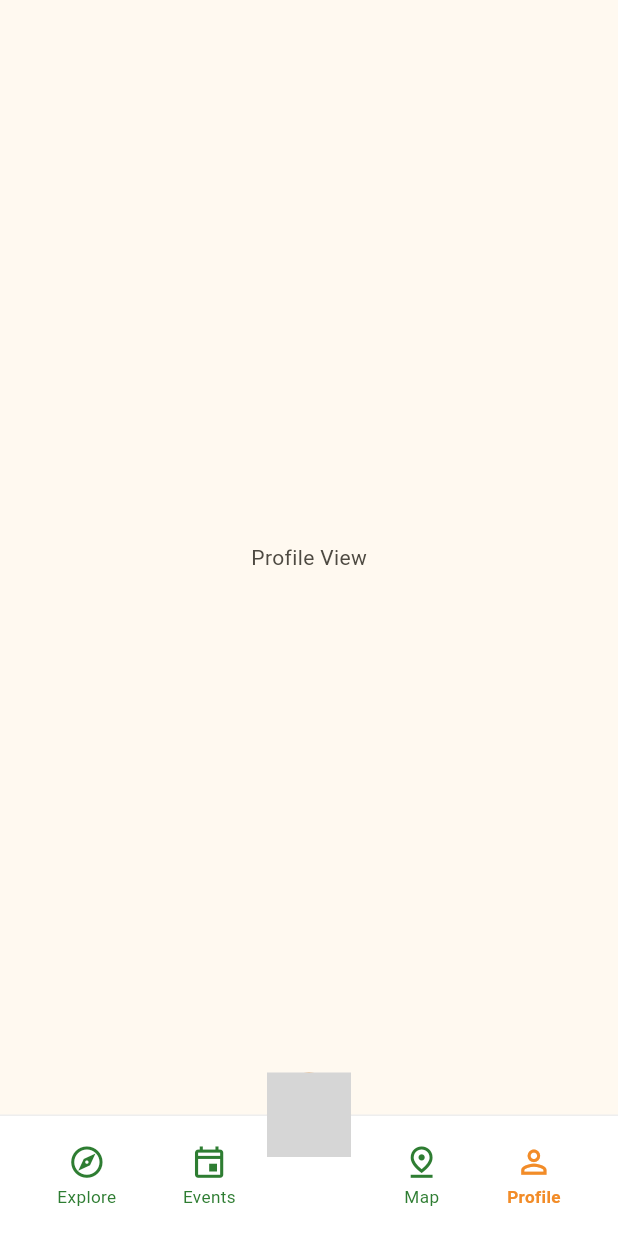
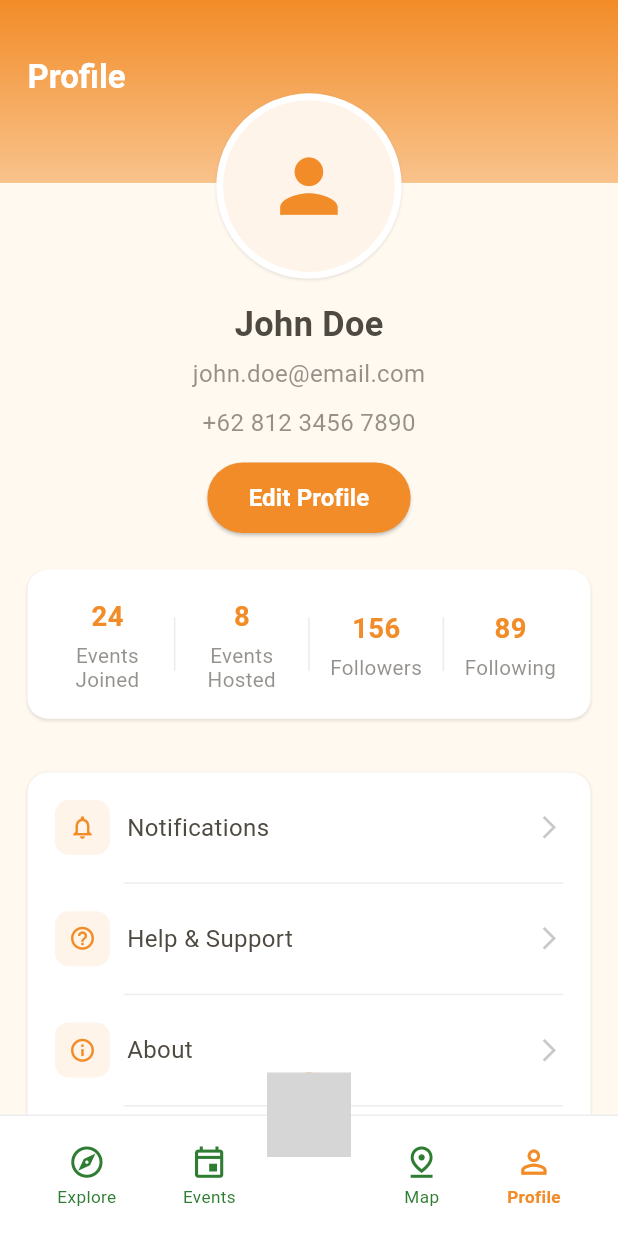
Before and after one commit to srgjo27/event_booking, a Flutter app: the MainView screen opened by its route, swiped to page 4, on a phone screen of 412 x 824 dp. Run offline on Flutter 3.47's test engine with Material 3 defaults, Android fonts, the phone set to English and light mode, and no system bars; our stand-ins replace flutter_map, flutter_screenutil, flutter_svg, latlong2, pinput, stacked and 2 more; statements that could not run were skipped; grey boxes are pictures that could not be loaded.

Commit message:
feat: create ui profile view and widget

```diff
--- a/lib/ui/views/home/widgets/home_event_card_widget.dart
+++ b/lib/ui/views/home/widgets/home_event_card_widget.dart
@@ -21,7 +21,8 @@ class HomeEventCardWidget extends StatelessWidget {
     return Container(
       width: 232.w,
       decoration: BoxDecoration(
-        borderRadius: BorderRadius.circular(18.r),
+        color: Colors.white,
+        borderRadius: BorderRadius.circular(12.r),
         border: Border.all(color: Colors.grey.shade200, width: 1.w),
       ),
       child: Column(
@@ -42,7 +43,7 @@ class HomeEventCardWidget extends StatelessWidget {
       margin: EdgeInsets.fromLTRB(8.w, 8.h, 8.w, 0),
       decoration: BoxDecoration(
         color: CategoryUtils.getCategoryColor(event.category),
-        borderRadius: BorderRadius.circular(12.r),
+        borderRadius: BorderRadius.circular(8.r),
       ),
       child: Stack(
         children: [
--- a/lib/ui/views/main/main_view.dart
+++ b/lib/ui/views/main/main_view.dart
@@ -4,6 +4,7 @@ import 'package:event_booking/ui/common/bottom_nav_bar.dart';
 import 'package:event_booking/ui/views/events/events_view.dart';
 import 'package:event_booking/ui/views/home/home_view.dart';
 import 'package:event_booking/ui/views/map/map_view.dart';
+import 'package:event_booking/ui/views/profile/profile_view.dart';
 import 'package:flutter/material.dart';
 import 'package:flutter_svg/svg.dart';
 import 'package:stacked/stacked.dart';
@@ -24,7 +25,7 @@ class MainView extends StackedView<MainViewModel> {
           HomeView(),
           EventsView(),
           MapView(),
-          Center(child: Text('Profile View')),
+          ProfileView(),
         ],
       ),
       bottomNavigationBar: CustomBottomNavBar(
--- a/lib/ui/views/map/widgets/background_overlay.dart
+++ b/lib/ui/views/map/widgets/background_overlay.dart
@@ -13,7 +13,7 @@ class BackgroundOverlay extends StatelessWidget {
     return GestureDetector(
       onTap: onTap,
       child: Container(
-        color: Colors.black.withOpacity(0.5),
+        color: Colors.black.withAlpha(100),
       ),
     );
   }
--- a/lib/ui/views/map/widgets/event_details_sheet.dart
+++ b/lib/ui/views/map/widgets/event_details_sheet.dart
@@ -16,7 +16,7 @@ class EventDetailsSheet extends StatelessWidget {
     return Container(
       decoration: BoxDecoration(
         color: Colors.white,
-        borderRadius: BorderRadius.vertical(top: Radius.circular(20.r)),
+        borderRadius: BorderRadius.vertical(top: Radius.circular(24.r)),
       ),
       child: SingleChildScrollView(
         padding: EdgeInsets.all(16.w),
@@ -24,7 +24,6 @@ class EventDetailsSheet extends StatelessWidget {
           crossAxisAlignment: CrossAxisAlignment.start,
           mainAxisSize: MainAxisSize.min,
           children: [
-            // Handle bar
             Center(
               child: Container(
                 width: 40.w,
@@ -36,19 +35,13 @@ class EventDetailsSheet extends StatelessWidget {
               ),
             ),
             SizedBox(height: 16.h),
-
-            // Event Name
             Text(
               selectedEvent.title,
-              style: TextStyle(
-                fontSize: 20.sp,
-                fontWeight: FontWeight.bold,
-                color: Colors.black87,
-              ),
+              style: Theme.of(context).textTheme.headlineSmall?.copyWith(
+                    fontWeight: FontWeight.bold,
+                  ),
             ),
-            SizedBox(height: 8.h),
-
-            // Event Date and Time
+            SizedBox(height: 12.h),
             Row(
               children: [
                 Icon(
@@ -59,16 +52,14 @@ class EventDetailsSheet extends StatelessWidget {
                 SizedBox(width: 8.w),
                 Text(
                   selectedEvent.date,
-                  style: TextStyle(
-                    fontSize: 14.sp,
-                    color: Colors.black54,
-                  ),
+                  style: Theme.of(context)
+                      .textTheme
+                      .bodyMedium
+                      ?.copyWith(fontSize: 14.sp),
                 ),
               ],
             ),
             SizedBox(height: 8.h),
-
-            // Event Location
             Row(
               children: [
                 Icon(
@@ -80,58 +71,45 @@ class EventDetailsSheet extends StatelessWidget {
                 Expanded(
                   child: Text(
                     selectedEvent.location,
-                    style: TextStyle(
-                      fontSize: 14.sp,
-                      color: Colors.black54,
-                    ),
+                    style: Theme.of(context)
+                        .textTheme
+                        .bodyMedium
+                        ?.copyWith(fontSize: 14.sp),
                   ),
                 ),
               ],
             ),
             SizedBox(height: 16.h),
-
-            // Event Description
             Text(
               selectedEvent.description,
-              style: TextStyle(
-                fontSize: 14.sp,
-                color: Colors.black87,
-                height: 1.5,
-              ),
+              style: Theme.of(context).textTheme.bodyLarge,
             ),
-            SizedBox(height: 24.h),
-
-            // Action Buttons
+            SizedBox(height: 20.h),
             Row(
               children: [
                 Expanded(
                   child: OutlinedButton(
-                    onPressed: () {
-                      // Handle save event
-                    },
+                    onPressed: () {},
                     style: OutlinedButton.styleFrom(
                       padding: EdgeInsets.symmetric(vertical: 12.h),
-                      side: BorderSide(color: AppColors.primary),
+                      side: BorderSide(color: AppColors.primary, width: 1.5.w),
                       shape: RoundedRectangleBorder(
                         borderRadius: BorderRadius.circular(8.r),
                       ),
                     ),
                     child: Text(
                       'Save Event',
-                      style: TextStyle(
-                        color: AppColors.primary,
-                        fontSize: 14.sp,
-                        fontWeight: FontWeight.w600,
-                      ),
+                      style: Theme.of(context)
+                          .textTheme
+                          .titleMedium
+                          ?.copyWith(color: AppColors.primary),
                     ),
                   ),
                 ),
                 SizedBox(width: 12.w),
                 Expanded(
                   child: ElevatedButton(
-                    onPressed: () {
-                      // Handle view details
-                    },
+                    onPressed: () {},
                     style: ElevatedButton.styleFrom(
                       backgroundColor: AppColors.primary,
                       padding: EdgeInsets.symmetric(vertical: 12.h),
@@ -141,11 +119,10 @@ class EventDetailsSheet extends StatelessWidget {
                     ),
                     child: Text(
                       'View Details',
-                      style: TextStyle(
-                        color: Colors.white,
-                        fontSize: 14.sp,
-                        fontWeight: FontWeight.w600,
-                      ),
+                      style: Theme.of(context)
+                          .textTheme
+                          .titleMedium
+                          ?.copyWith(color: Colors.white),
                     ),
                   ),
                 ),
--- a/lib/ui/views/map/widgets/map_container.dart
+++ b/lib/ui/views/map/widgets/map_container.dart
@@ -27,17 +27,14 @@ class MapContainer extends StatelessWidget {
         },
       ),
       children: [
-        // OpenStreetMap tile layer (FREE!)
         TileLayer(
           urlTemplate: MapConfig.osmTileServer,
           userAgentPackageName: 'com.example.event_booking',
           maxZoom: 18,
         ),
-        // Event markers layer
         MarkerLayer(
           markers: viewModel.markers,
         ),
-        // Current location marker
         MarkerLayer(
           markers: [
             Marker(
@@ -51,7 +48,7 @@ class MapContainer extends StatelessWidget {
                   border: Border.all(color: Colors.white, width: 3),
                   boxShadow: [
                     BoxShadow(
-                      color: Colors.blue.withOpacity(0.3),
+                      color: Colors.blue.withAlpha(77),
                       blurRadius: 10,
                       spreadRadius: 5,
                     ),
--- a/lib/ui/views/map/widgets/map_search_bar.dart
+++ b/lib/ui/views/map/widgets/map_search_bar.dart
@@ -23,7 +23,7 @@ class MapSearchBar extends StatelessWidget {
           borderRadius: BorderRadius.circular(12.r),
           boxShadow: [
             BoxShadow(
-              color: Colors.black.withOpacity(0.1),
+              color: Colors.black.withAlpha(25),
               blurRadius: 10,
               offset: const Offset(0, 2),
             ),
--- /dev/null
+++ b/lib/ui/views/profile/profile_view.dart
@@ -0,0 +1,33 @@
+import 'package:event_booking/ui/views/profile/profile_viewmodel.dart';
+import 'package:event_booking/ui/views/profile/widgets/widgets.dart';
+import 'package:flutter/material.dart';
+import 'package:flutter_screenutil/flutter_screenutil.dart';
+import 'package:stacked/stacked.dart';
+
+class ProfileView extends StackedView<ProfileViewmodel> {
+  const ProfileView({super.key});
+
+  @override
+  Widget builder(
+    BuildContext context,
+    ProfileViewmodel viewModel,
+    Widget? child,
+  ) {
+    return Scaffold(
+      body: SingleChildScrollView(
+        child: Column(
+          children: [
+            ProfileHeader(viewModel: viewModel),
+            ProfileInfoCard(viewModel: viewModel),
+            ProfileStatsCard(viewModel: viewModel),
+            ProfileMenuCard(viewModel: viewModel),
+            SizedBox(height: 16.h),
+          ],
+        ),
+      ),
+    );
+  }
+
+  @override
+  ProfileViewmodel viewModelBuilder(BuildContext context) => ProfileViewmodel();
+}
--- /dev/null
+++ b/lib/ui/views/profile/profile_viewmodel.dart
@@ -0,0 +1,46 @@
+import 'package:stacked/stacked.dart';
+
+class ProfileViewmodel extends BaseViewModel {
+  // Profile data
+  String get userName => "John Doe";
+  String get userEmail => "john.doe@email.com";
+  String get userPhone => "+62 812 3456 7890";
+  String get profileImageUrl => "https://via.placeholder.com/150";
+
+  // Statistics
+  int get eventsJoined => 24;
+  int get eventsHosted => 8;
+  int get followers => 156;
+  int get following => 89;
+
+  // Profile actions
+  void onEditProfilePressed() {
+    // Navigate to edit profile
+    print("Edit profile pressed");
+  }
+
+  void onSettingsPressed() {
+    // Navigate to settings
+    print("Settings pressed");
+  }
+
+  void onNotificationsPressed() {
+    // Navigate to notifications
+    print("Notifications pressed");
+  }
+
+  void onHelpPressed() {
+    // Navigate to help
+    print("Help pressed");
+  }
+
+  void onAboutPressed() {
+    // Navigate to about
+    print("About pressed");
+  }
+
+  void onLogoutPressed() {
+    // Handle logout
+    print("Logout pressed");
+  }
+}
--- /dev/null
+++ b/lib/ui/views/profile/widgets/profile_header.dart
@@ -0,0 +1,47 @@
+import 'package:flutter/material.dart';
+import 'package:flutter_screenutil/flutter_screenutil.dart';
+import 'package:event_booking/ui/common/app_colors.dart';
+import 'package:event_booking/ui/views/profile/profile_viewmodel.dart';
+
+class ProfileHeader extends StatelessWidget {
+  final ProfileViewmodel viewModel;
+
+  const ProfileHeader({
+    Key? key,
+    required this.viewModel,
+  }) : super(key: key);
+
+  @override
+  Widget build(BuildContext context) {
+    return Container(
+      width: double.infinity,
+      decoration: BoxDecoration(
+        gradient: LinearGradient(
+          begin: Alignment.topCenter,
+          end: Alignment.bottomCenter,
+          colors: [
+            AppColors.primary,
+            AppColors.primary.withAlpha(128),
+          ],
+        ),
+      ),
+      child: Padding(
+        padding: EdgeInsets.all(16.w),
+        child: Column(
+          crossAxisAlignment: CrossAxisAlignment.start,
+          children: [
+            SizedBox(height: 16.h),
+            Text(
+              'Profile',
+              style: Theme.of(context).textTheme.titleLarge?.copyWith(
+                    color: Colors.white,
+                    fontWeight: FontWeight.bold,
+                  ),
+            ),
+            SizedBox(height: 32.h),
+          ],
+        ),
+      ),
+    );
+  }
+}
--- /dev/null
+++ b/lib/ui/views/profile/widgets/profile_info_card.dart
@@ -0,0 +1,110 @@
+import 'package:flutter/material.dart';
+import 'package:flutter_screenutil/flutter_screenutil.dart';
+import 'package:event_booking/ui/common/app_colors.dart';
+import 'package:event_booking/ui/views/profile/profile_viewmodel.dart';
+
+class ProfileInfoCard extends StatelessWidget {
+  final ProfileViewmodel viewModel;
+
+  const ProfileInfoCard({
+    Key? key,
+    required this.viewModel,
+  }) : super(key: key);
+
+  @override
+  Widget build(BuildContext context) {
+    return Transform.translate(
+      offset: Offset(0, -50.h),
+      child: Column(
+        children: [
+          _buildProfilePicture(),
+          SizedBox(height: 12.h),
+          _buildUserInfo(),
+          SizedBox(height: 12.h),
+          _buildEditButton(),
+        ],
+      ),
+    );
+  }
+
+  Widget _buildProfilePicture() {
+    return Container(
+      padding: EdgeInsets.all(4.w),
+      decoration: BoxDecoration(
+        color: Colors.white,
+        borderRadius: BorderRadius.circular(60.r),
+        boxShadow: [
+          BoxShadow(
+            color: Colors.black.withAlpha(25),
+            blurRadius: 1,
+            offset: const Offset(0, 1),
+          ),
+        ],
+      ),
+      child: CircleAvatar(
+        radius: 50.r,
+        backgroundColor: AppColors.primary.withAlpha(25),
+        child: Icon(
+          Icons.person,
+          size: 50.sp,
+          color: AppColors.primary,
+        ),
+      ),
+    );
+  }
+
+  Widget _buildUserInfo() {
+    return Column(
+      children: [
+        Text(
+          viewModel.userName,
+          style: TextStyle(
+            fontSize: 20.sp,
+            fontWeight: FontWeight.bold,
+          ),
+        ),
+        SizedBox(height: 4.h),
+        Text(
+          viewModel.userEmail,
+          style: TextStyle(
+            fontSize: 14.sp,
+            color: AppColors.text.withAlpha(153),
+          ),
+        ),
+        SizedBox(height: 8.h),
+        Text(
+          viewModel.userPhone,
+          style: TextStyle(
+            fontSize: 14.sp,
+            color: AppColors.text.withAlpha(153),
+          ),
+        ),
+      ],
+    );
+  }
+
+  Widget _buildEditButton() {
+    return ElevatedButton(
+      onPressed: viewModel.onEditProfilePressed,
+      style: ElevatedButton.styleFrom(
+        backgroundColor: AppColors.primary,
+        foregroundColor: Colors.white,
+        padding: EdgeInsets.symmetric(
+          horizontal: 24.w,
+          vertical: 10.h,
+        ),
+        shape: RoundedRectangleBorder(
+          borderRadius: BorderRadius.circular(32.r),
+        ),
+        elevation: 1,
+      ),
+      child: Text(
+        'Edit Profile',
+        style: TextStyle(
+          fontSize: 14.sp,
+          fontWeight: FontWeight.w600,
+        ),
+      ),
+    );
+  }
+}
--- /dev/null
+++ b/lib/ui/views/profile/widgets/profile_menu_card.dart
@@ -0,0 +1,116 @@
+import 'package:flutter/material.dart';
+import 'package:flutter_screenutil/flutter_screenutil.dart';
+import 'package:event_booking/ui/common/app_colors.dart';
+import 'package:event_booking/ui/views/profile/profile_viewmodel.dart';
+
+class ProfileMenuCard extends StatelessWidget {
+  final ProfileViewmodel viewModel;
+
+  const ProfileMenuCard({
+    Key? key,
+    required this.viewModel,
+  }) : super(key: key);
+
+  @override
+  Widget build(BuildContext context) {
+    return Container(
+      margin: EdgeInsets.symmetric(horizontal: 16.w),
+      decoration: BoxDecoration(
+        color: Colors.white,
+        borderRadius: BorderRadius.circular(12.r),
+        boxShadow: [
+          BoxShadow(
+            color: Colors.black.withAlpha(25),
+            blurRadius: 1,
+            offset: const Offset(0, 1),
+          ),
+        ],
+      ),
+      child: Column(
+        children: [
+          _buildMenuItem(
+            icon: Icons.notifications_outlined,
+            title: 'Notifications',
+            onTap: viewModel.onNotificationsPressed,
+          ),
+          _buildMenuDivider(),
+          _buildMenuItem(
+            icon: Icons.help_outline,
+            title: 'Help & Support',
+            onTap: viewModel.onHelpPressed,
+          ),
+          _buildMenuDivider(),
+          _buildMenuItem(
+            icon: Icons.info_outline,
+            title: 'About',
+            onTap: viewModel.onAboutPressed,
+          ),
+          _buildMenuDivider(),
+          _buildMenuItem(
+            icon: Icons.logout,
+            title: 'Logout',
+            onTap: viewModel.onLogoutPressed,
+            isDestructive: true,
+          ),
+        ],
+      ),
+    );
+  }
+
+  Widget _buildMenuItem({
+    required IconData icon,
+    required String title,
+    required VoidCallback onTap,
+    bool isDestructive = false,
+  }) {
+    return InkWell(
+      onTap: onTap,
+      borderRadius: BorderRadius.circular(12.r),
+      child: Padding(
+        padding: EdgeInsets.all(16.w),
+        child: Row(
+          children: [
+            Container(
+              padding: EdgeInsets.all(8.w),
+              decoration: BoxDecoration(
+                color: isDestructive
+                    ? Colors.red.withAlpha(25)
+                    : AppColors.primary.withAlpha(25),
+                borderRadius: BorderRadius.circular(8.r),
+              ),
+              child: Icon(
+                icon,
+                color: isDestructive ? Colors.red : AppColors.primary,
+                size: 16.sp,
+              ),
+            ),
+            SizedBox(width: 10.w),
+            Expanded(
+              child: Text(
+                title,
+                style: TextStyle(
+                  fontSize: 14.sp,
+                  color: isDestructive ? Colors.red : AppColors.text,
+                ),
+              ),
+            ),
+            Icon(
+              Icons.arrow_forward_ios,
+              color: AppColors.text.withAlpha(76),
+              size: 16.sp,
+            ),
+          ],
+        ),
+      ),
+    );
+  }
+
+  Widget _buildMenuDivider() {
+    return Divider(
+      height: 1,
+      color: AppColors.text.withAlpha(25),
+      indent: 56.w,
+      endIndent: 16.w,
+    );
+  }
+}
--- /dev/null
+++ b/lib/ui/views/profile/widgets/profile_stats_card.dart
@@ -0,0 +1,94 @@
+import 'package:flutter/material.dart';
+import 'package:flutter_screenutil/flutter_screenutil.dart';
+import 'package:event_booking/ui/common/app_colors.dart';
+import 'package:event_booking/ui/views/profile/profile_viewmodel.dart';
+
+class ProfileStatsCard extends StatelessWidget {
+  final ProfileViewmodel viewModel;
+
+  const ProfileStatsCard({
+    Key? key,
+    required this.viewModel,
+  }) : super(key: key);
+
+  @override
+  Widget build(BuildContext context) {
+    return Transform.translate(
+      offset: Offset(0, -30.h),
+      child: Container(
+        margin: EdgeInsets.symmetric(horizontal: 16.w),
+        padding: EdgeInsets.all(16.w),
+        decoration: BoxDecoration(
+          color: Colors.white,
+          borderRadius: BorderRadius.circular(12.r),
+          boxShadow: [
+            BoxShadow(
+              color: Colors.black.withAlpha(25),
+              blurRadius: 1,
+              offset: const Offset(0, 1),
+            ),
+          ],
+        ),
+        child: Row(
+          children: [
+            _buildStatItem(
+              'Events\nJoined',
+              viewModel.eventsJoined.toString(),
+            ),
+            _buildDivider(),
+            _buildStatItem(
+              'Events\nHosted',
+              viewModel.eventsHosted.toString(),
+            ),
+            _buildDivider(),
+            _buildStatItem(
+              'Followers',
+              viewModel.followers.toString(),
+            ),
+            _buildDivider(),
+            _buildStatItem(
+              'Following',
+              viewModel.following.toString(),
+            ),
+          ],
+        ),
+      ),
+    );
+  }
+
+  Widget _buildStatItem(String label, String value) {
+    return Expanded(
+      child: Column(
+        children: [
+          Text(
+            value,
+            style: TextStyle(
+              fontSize: 16.sp,
+              fontWeight: FontWeight.bold,
+              color: AppColors.primary,
+            ),
+          ),
+          SizedBox(height: 4.h),
+          Text(
+            label,
+            textAlign: TextAlign.center,
+            style: TextStyle(
+              fontSize: 12.sp,
+              color: AppColors.text.withAlpha(153),
+              height: 1.2,
+            ),
+          ),
+        ],
+      ),
+    );
+  }
+
+  Widget _buildDivider() {
+    return Container(
+      height: 30.h,
+      width: 1.w,
+      color: AppColors.text.withAlpha(25),
+      margin: EdgeInsets.symmetric(horizontal: 8.w),
+    );
+  }
+}
--- /dev/null
+++ b/lib/ui/views/profile/widgets/widgets.dart
@@ -0,0 +1,4 @@
+export 'profile_header.dart';
+export 'profile_info_card.dart';
+export 'profile_stats_card.dart';
+export 'profile_menu_card.dart';
```
